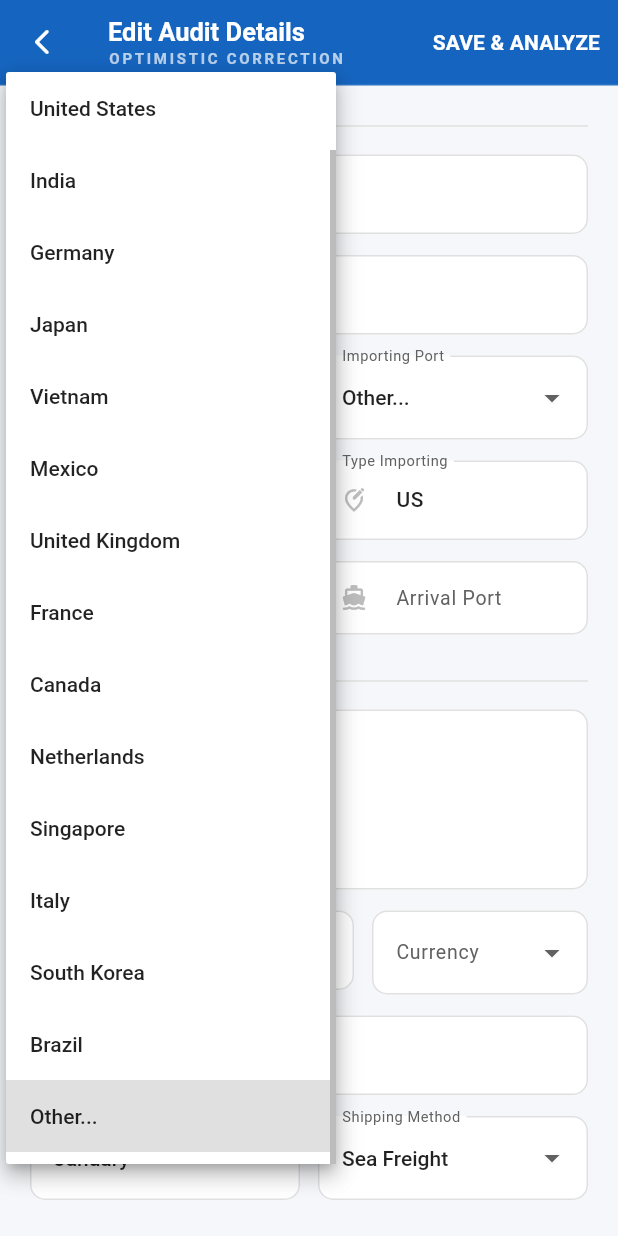
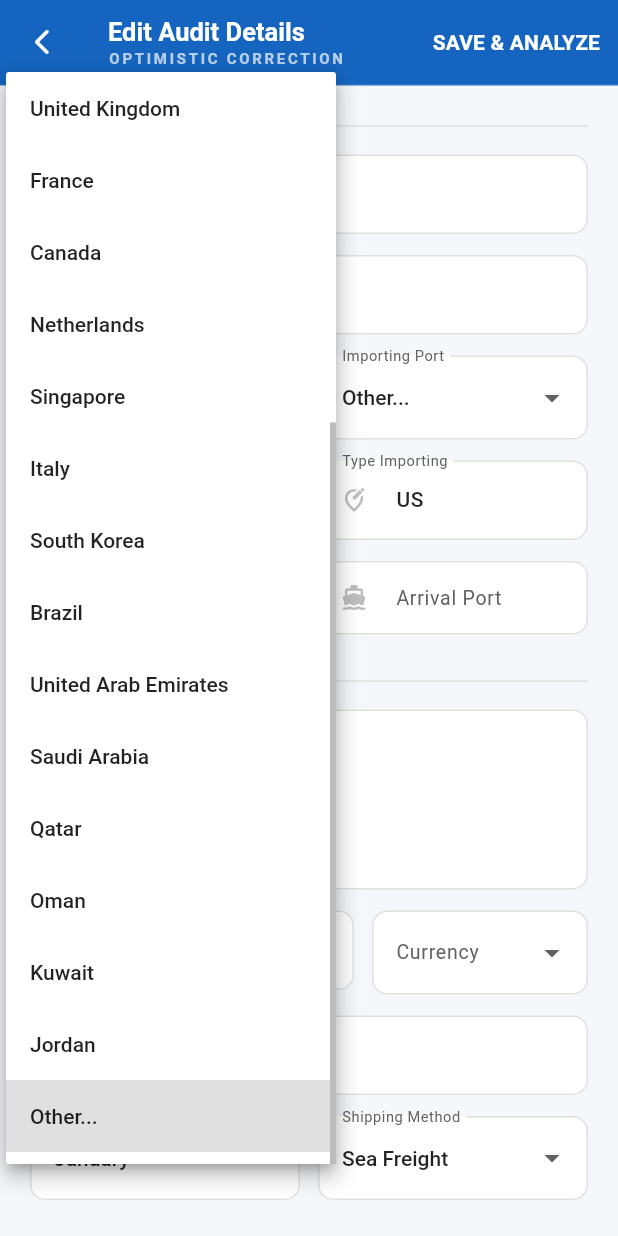
Before and after one commit to MB-bit786/TraiffGuard-AI, a Flutter app: the EditAuditScreen screen opened directly with empty values, after a tap on "Other...", on a phone screen of 412 x 824 dp. Run offline on Flutter 3.47's test engine with Material 3 defaults, Android fonts, the phone set to English and light mode, and no system bars; our stand-ins replace cloud_firestore, connectivity_plus, firebase_auth, firebase_core, flutter_riverpod, go_router and 5 more; accounts and stored records are empty.

Commit message:
21--07--2026 7:00 commit

```diff
--- a/lib/core/constants/app_constants.dart
+++ b/lib/core/constants/app_constants.dart
@@ -18,7 +18,8 @@ class AppConstants {
   static const List<String> mainCountries = [
     'China', 'United States', 'India', 'Germany', 'Japan',
     'Vietnam', 'Mexico', 'United Kingdom', 'France', 'Canada',
-    'Netherlands', 'Singapore', 'Italy', 'South Korea', 'Brazil'
+    'Netherlands', 'Singapore', 'Italy', 'South Korea', 'Brazil',
+    'United Arab Emirates', 'Saudi Arabia', 'Qatar', 'Oman', 'Kuwait', 'Jordan'
   ];
 
   static const Map<String, List<String>> countryPorts = {
@@ -37,6 +38,12 @@ class AppConstants {
     'Italy': ['Genoa', 'Trieste', 'Gioia Tauro'],
     'South Korea': ['Busan', 'Incheon', 'Gwangyang'],
     'Brazil': ['Santos', 'Itajai', 'Paranagua'],
+    'United Arab Emirates': ['Jebel Ali (Dubai)', 'Khalifa Port (Abu Dhabi)', 'Port Rashid'],
+    'Saudi Arabia': ['Jeddah Islamic Port', 'King Abdulaziz Port (Dammam)', 'King Abdullah Port'],
+    'Qatar': ['Hamad Port'],
+    'Oman': ['Port of Salalah', 'Sohar Port', 'Port of Duqm'],
+    'Kuwait': ['Shuwaikh Port', 'Shuaiba Port'],
+    'Jordan': ['Port of Aqaba'],
   };
 
   static final RegExp invoiceNumberRegex = RegExp(r'^INV-\d{4}-\d{1,10}$', caseSensitive: false);
--- a/lib/features/audit/presentation/pages/edit_audit_screen.dart
+++ b/lib/features/audit/presentation/pages/edit_audit_screen.dart
@@ -679,6 +679,7 @@ class _EditAuditScreenState extends ConsumerState<EditAuditScreen> {
     final isDark = Theme.of(context).brightness == Brightness.dark;
 
     return DropdownButtonFormField<String>(
+      isExpanded: true,
       initialValue: initialValue,
       dropdownColor: isDark ? TariffColors.navyMid : Colors.white,
       style: TextStyle(color: isDark ? TariffColors.textPrimary : Colors.black87, fontSize: 14, fontWeight: FontWeight.w500),
--- a/lib/features/invoice/presentation/pages/invoice_form_screen.dart
+++ b/lib/features/invoice/presentation/pages/invoice_form_screen.dart
@@ -125,7 +125,7 @@ class _InvoiceFormScreenState extends ConsumerState<InvoiceFormScreen> {
       }
 
       if (state.result != null) {
-        context.pushReplacement(AppRoutes.auditResultPath(state.result!.invoiceNumber));
+        context.push(AppRoutes.auditResultPath(state.result!.invoiceNumber));
       } else {
         context.pop();
       }
@@ -769,6 +769,7 @@ class _InvoiceFormScreenState extends ConsumerState<InvoiceFormScreen> {
     final isDark = Theme.of(context).brightness == Brightness.dark;
 
     return DropdownButtonFormField<String>(
+      isExpanded: true,
       initialValue: initialValue,
       dropdownColor: isDark ? TariffColors.navyMid : Colors.white,
       style: TextStyle(color: isDark ? TariffColors.textPrimary : Colors.black87, fontSize: 14, fontWeight: FontWeight.w500),
```
